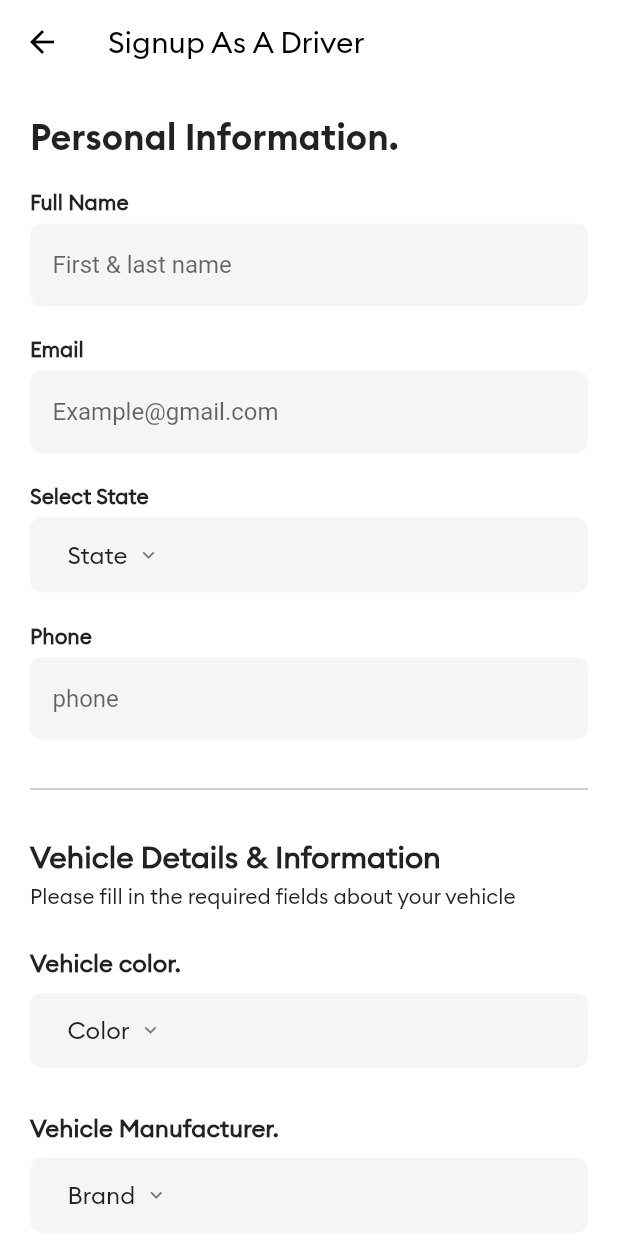
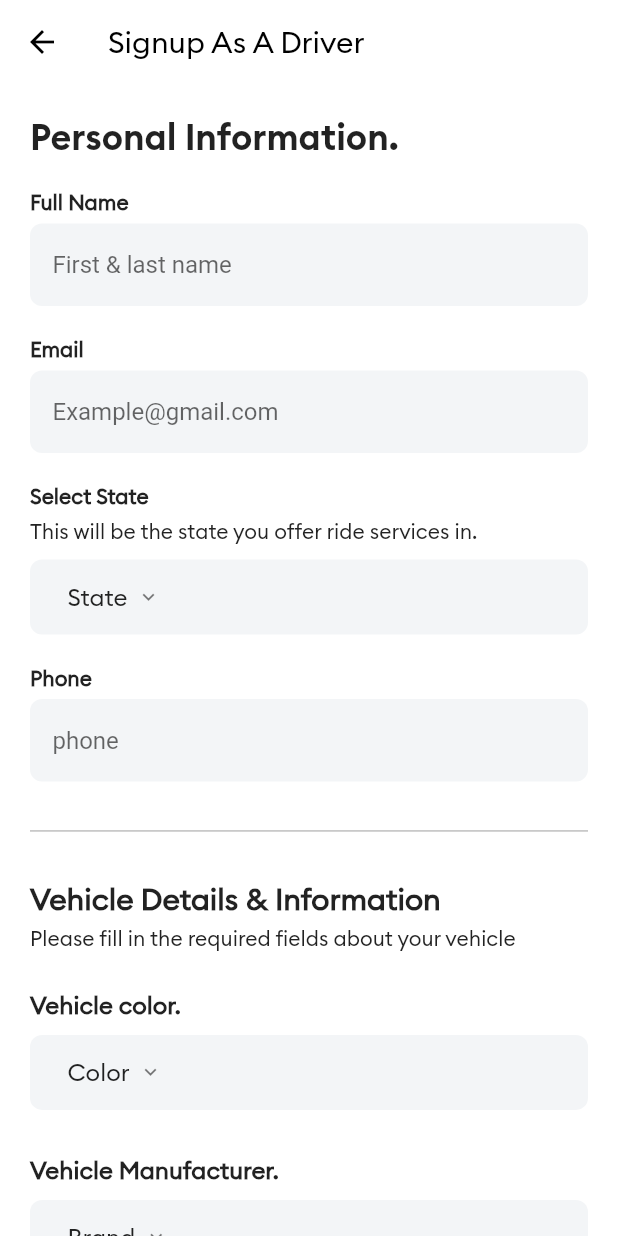
Before and after one commit to abdoulum/boride-driver, a Flutter app: the screen it shows after launch, after a tap on "Register as a driver", on a phone screen of 412 x 824 dp. Run offline on Flutter 3.47's test engine with Material 2 defaults, Android fonts, the light colour scheme and no system bars; our stand-ins replace custom_navigation_bar, file_picker, firebase_auth, firebase_core, firebase_database, firebase_messaging and 10 more; missing offline and left inert: flutter_geofire, flutter_polyline_points, flutterwave_standard, once; accounts and stored records are empty.

Commit message:
today commit

```diff
--- a/lib/authentication/driver_registration.dart
+++ b/lib/authentication/driver_registration.dart
@@ -168,6 +168,14 @@ class _NewDriverState extends State<NewDriver> {
                                   fontWeight: FontWeight.bold)),
                           const SizedBox(
                             height: 5,
+                          ),
+                          const Text(
+                              "This will be the state you offer ride services in.",
+                              style: TextStyle(
+                                fontFamily: "Brand-Regular",
+                              )),
+                          const SizedBox(
+                            height: 10,
                           ),
                           Container(
                             height: 50,
@@ -658,6 +666,7 @@ class _NewDriverState extends State<NewDriver> {
                     onTap: () {
                       verifyFields();
                     },
+                    onDoubleTap: () {},
                     child: Container(
                       height: 50,
                       width: MediaQuery.of(context).size.width * 0.8,
@@ -686,9 +695,6 @@ class _NewDriverState extends State<NewDriver> {
                     fontSize: 14,
                   ),
                 ),
-                const Text(
-                    "After you Proceed, you cannot change the information entered, as it will create your account as a driver",
-                    style: TextStyle(fontFamily: "Brand-Regular", fontSize: 14))
               ],
             ),
           ),
@@ -1010,12 +1016,17 @@ class _NewDriverState extends State<NewDriver> {
         .user;
 
     if (firebaseUser != null) {
+      fAuth.currentUser!.sendEmailVerification();
+      await _uploadDocument();
+
       var result = await Navigator.push(context,
           MaterialPageRoute(builder: (context) => const EmailVerify()));
 
       if (result == "emailVerified") {
         fAuth.currentUser!.updateDisplayName(fullNameController.text.trim());
-        _uploadDocument();
+
+        Navigator.pushReplacement(
+            context, MaterialPageRoute(builder: (context) => const Upload()));
       }
     }
   }
@@ -1075,8 +1086,5 @@ class _NewDriverState extends State<NewDriver> {
     prefs.setString('v_color', colorController.text.trim());
     prefs.setString('v_model', modelController.text.trim());
     prefs.setString('ratings', "0");
-
-    Navigator.pushReplacement(
-        context, MaterialPageRoute(builder: (context) => const Upload()));
   }
 }
--- a/lib/splashScreen/splash_screen.dart
+++ b/lib/splashScreen/splash_screen.dart
@@ -1,6 +1,7 @@
 import 'dart:async';
 
 import 'package:boride_driver/authentication/doc_upload.dart';
+import 'package:boride_driver/authentication/email_verify.dart';
 import 'package:boride_driver/authentication/login_screen.dart';
 import 'package:boride_driver/global/global.dart';
 import 'package:boride_driver/mainScreens/main_screen.dart';
@@ -30,8 +31,20 @@ class _MySplashScreenState extends State<MySplashScreen> {
           Navigator.pushReplacement(
               context, MaterialPageRoute(builder: (c) => const MainScreen()));
         } else {
-          Navigator.pushReplacement(
-              context, MaterialPageRoute(builder: (c) => const Upload()));
+          if (fAuth.currentUser!.emailVerified) {
+            Navigator.pushReplacement(
+                context, MaterialPageRoute(builder: (c) => const Upload()));
+          } else {
+            fAuth.currentUser!.sendEmailVerification();
+
+            var result = await Navigator.push(context,
+                MaterialPageRoute(builder: (context) => const EmailVerify()));
+
+            if (result == "emailVerified") {
+              Navigator.pushReplacement(context,
+                  MaterialPageRoute(builder: (context) => const Upload()));
+            }
+          }
         }
       } else {
         Navigator.pushReplacement(
--- a/lib/tabPages/profile_tab.dart
+++ b/lib/tabPages/profile_tab.dart
@@ -123,7 +123,7 @@ class _ProfileTabPageState extends State<ProfileTabPage> {
                     child: ClipOval(
                       child:Image.network(
                         fAuth.currentUser!.photoURL!,
-                        scale: 13,
+                        scale: 18,
                       )
                     ),
                   ),
```
Also changed, not shown: lib/authentication/email_verify.dart (+5 -2 lines).
